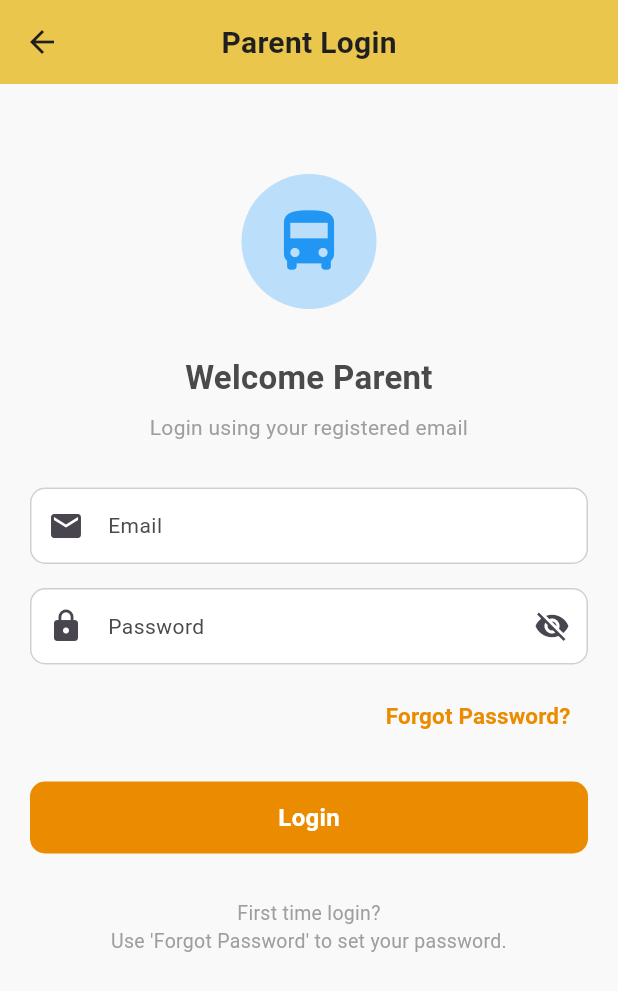
After one commit to Abhishek8010/bus_app, a Flutter app: the LoginSelectionPage screen opened by its route, after a tap on "Parent Login (Email)", on a phone screen of 412 x 824 dp. The commit adds this screen. Shown: the top 991 px of the screen. Run offline on Flutter 3.47's test engine with Material 3 defaults, Android fonts, the phone set to English and light mode, and no system bars; our stand-ins replace cloud_firestore, firebase_auth, firebase_core, firebase_messaging, firebase_storage; accounts and stored records are empty.

Commit message:
Added the students functions, parent email login

```diff
--- a/lib/app/routes/app_routes.dart
+++ b/lib/app/routes/app_routes.dart
@@ -5,7 +5,7 @@ import 'package:bus_app/app/theme/app_theme.dart';
 import 'package:bus_app/screens/onboarding/owner_info_page.dart';
 import 'package:bus_app/screens/auth/admin_login.dart';
 import 'package:bus_app/screens/auth/login_selection.dart';
-import 'package:bus_app/screens/auth/parent_otp_login.dart';
+import 'package:bus_app/screens/auth/parent_email_login.dart';
 import 'package:bus_app/screens/admin/dashboard.dart';
 import 'package:bus_app/screens/parent/parent_home.dart';
 import 'package:bus_app/screens/admin/students/student_list.dart';
--- a/lib/screens/admin/students/add_student.dart
+++ b/lib/screens/admin/students/add_student.dart
@@ -1,6 +1,8 @@
 import 'package:flutter/material.dart';
 import 'package:flutter/material.dart';
 import 'package:cloud_firestore/cloud_firestore.dart';
+import 'package:firebase_auth/firebase_auth.dart';
+
 
 
 class AddStudentPage extends StatefulWidget {
@@ -18,6 +20,7 @@ class _AddStudentPageState extends State<AddStudentPage> {
   final TextEditingController parentPhoneController = TextEditingController();
   final TextEditingController villageController = TextEditingController();
   final TextEditingController busIdController = TextEditingController();
+  final TextEditingController parentEmailController = TextEditingController();
 
   bool loading = false;
 
@@ -34,6 +37,7 @@ class _AddStudentPageState extends State<AddStudentPage> {
         'name': studentNameController.text.trim(),
         'parentName': parentNameController.text.trim(),
         'parentPhone': '+91$phone', // IMPORTANT
+        'parentEmail': parentEmailController.text.trim(), // Placeholder for future email field
         'village': villageController.text.trim(),
         'busId': busIdController.text.trim(),
         'isActive': true,
@@ -43,6 +47,11 @@ class _AddStudentPageState extends State<AddStudentPage> {
       ScaffoldMessenger.of(context).showSnackBar(
         const SnackBar(content: Text('Student added successfully')),
       );
+      // await FirebaseAuth.instance.createUserWithEmailAndPassword(
+      //   email: parentEmail,
+      //   password: "Temp@12345",
+      // );
+
 
       Navigator.pop(context);
     } catch (e) {
@@ -59,6 +68,7 @@ class _AddStudentPageState extends State<AddStudentPage> {
     studentNameController.dispose();
     parentNameController.dispose();
     parentPhoneController.dispose();
+    parentEmailController.dispose();
     villageController.dispose();
     busIdController.dispose();
     super.dispose();
@@ -93,6 +103,7 @@ class _AddStudentPageState extends State<AddStudentPage> {
               ),
 
               _buildPhoneInput(),
+              _buildEmailInput(),
 
               _buildInput(
                 controller: villageController,
@@ -182,4 +193,31 @@ class _AddStudentPageState extends State<AddStudentPage> {
       ),
     );
   }
+
+
+  // ---------------- EMAIL INPUT ----------------
+  Widget _buildEmailInput() {
+    return Padding(
+      padding: const EdgeInsets.only(bottom: 16),
+
+      child: TextFormField(
+        controller: parentEmailController,
+        keyboardType: TextInputType.text,
+        decoration: InputDecoration(
+          labelText: 'Parent Email',
+          prefixIcon: const Icon(Icons.email),
+          border: OutlineInputBorder(
+            borderRadius: BorderRadius.circular(12),
+          ),
+          counterText: '',
+        ),
+        validator: (value) {
+          if (value == null || value.trim().isEmpty) {
+            return 'Enter Email Address';
+          }
+          return null;
+        },
+      ),
+    );
+  }
 }
--- a/lib/screens/admin/students/student_details.dart
+++ b/lib/screens/admin/students/student_details.dart
@@ -74,6 +74,11 @@ class StudentDetailsPage extends StatelessWidget {
                   title: 'Parent Phone',
                   value: data['parentPhone'] ?? '',
                 ),
+                _infoCard(
+                  icon: Icons.email,
+                  title: 'Parent Email',
+                  value: data['parentEmail'] ?? '',
+                ),
 
                 _infoCard(
                   icon: Icons.location_on,
--- a/lib/screens/auth/login_selection.dart
+++ b/lib/screens/auth/login_selection.dart
@@ -1,6 +1,6 @@
 import 'package:flutter/material.dart';
 import 'package:bus_app/screens/auth/admin_login.dart';
-import 'parent_otp_login.dart';
+import 'parent_email_login.dart';
 
 class LoginSelectionPage extends StatefulWidget {
   const LoginSelectionPage({super.key});
@@ -78,10 +78,10 @@ class _LoginSelectionPageState extends State<LoginSelectionPage> {
                     Navigator.push(
                       context,
                       MaterialPageRoute(
-                          builder: (_) => const ParentOtpLoginPage()),
+                          builder: (_) => const ParentEmailLoginPage()),
                     );
                   },
-                  child: const Text("Parent Login (OTP)"),
+                  child: const Text("Parent Login (Email)"),
                 ),
               ),
 
--- /dev/null
+++ b/lib/screens/auth/parent_email_login.dart
@@ -0,0 +1,308 @@
+import 'package:flutter/material.dart';
+import 'package:firebase_auth/firebase_auth.dart';
+import 'package:bus_app/services/auth_service.dart';
+import 'package:bus_app/services/firestore_service.dart';
+import 'package:bus_app/app/routes/app_routes.dart';
+import 'package:cloud_firestore/cloud_firestore.dart';
+
+class ParentEmailLoginPage extends StatefulWidget {
+  const ParentEmailLoginPage({super.key});
+
+  @override
+  State<ParentEmailLoginPage> createState() => _ParentEmailLoginPageState();
+}
+
+class _ParentEmailLoginPageState extends State<ParentEmailLoginPage> {
+  final TextEditingController emailController = TextEditingController();
+  final TextEditingController passwordController = TextEditingController();
+
+  bool isLoading = false;
+  bool hidePassword = true;
+
+
+    Future<void> sendPasswordResetEmail() async {
+    final email = emailController.text.trim();
+
+    if (email.isEmpty) {
+      ScaffoldMessenger.of(context).showSnackBar(
+        const SnackBar(content: Text("Please enter your email")),
+      );
+      return;
+    }
+
+    try {
+      setState(() => isLoading = true);
+
+      await FirebaseAuth.instance.sendPasswordResetEmail(
+        email: email,
+      );
+
+      ScaffoldMessenger.of(context).showSnackBar(
+        const SnackBar(
+          content: Text(
+            "Password setup link sent to your email.\nPlease check inbox or spam.",
+          ),
+        ),
+      );
+    } on FirebaseAuthException catch (e) {
+      String message = "Something went wrong";
+
+      if (e.code == 'user-not-found') {
+        message = "No parent registered with this email";
+      } else if (e.code == 'invalid-email') {
+        message = "Invalid email address";
+      }
+
+      ScaffoldMessenger.of(context).showSnackBar(
+        SnackBar(content: Text(message)),
+      );
+    } finally {
+      setState(() => isLoading = false);
+    }
+  }
+
+
+
+Future<void> loginParent() async {
+  final email = emailController.text.trim();
+  final password = passwordController.text.trim();
+
+  if (email.isEmpty || password.isEmpty) {
+    ScaffoldMessenger.of(context).showSnackBar(
+      const SnackBar(content: Text("Please enter email and password")),
+    );
+    return;
+  }
+
+  try {
+    setState(() => isLoading = true);
+
+    final credential = await FirebaseAuth.instance
+        .signInWithEmailAndPassword(email: email, password: password);
+
+    final user = credential.user;
+
+    if (user == null) {
+      throw Exception("Login failed");
+    }
+
+    // 🔥 THIS WAS MISSING
+    await handleParentAfterLogin(user);
+
+  } on FirebaseAuthException catch (e) {
+    String message = "Login failed";
+
+    if (e.code == 'user-not-found') {
+      message = "No account found. Use 'Forgot Password' first.";
+    } else if (e.code == 'wrong-password') {
+      message = "Incorrect password";
+    }
+
+    ScaffoldMessenger.of(context).showSnackBar(
+      SnackBar(content: Text(message)),
+    );
+  } catch (e) {
+    ScaffoldMessenger.of(context).showSnackBar(
+      SnackBar(content: Text(e.toString())),
+    );
+  } finally {
+    setState(() => isLoading = false);
+  }
+}
+
+
+
+Future<void> handleParentAfterLogin(User user) async {
+  final firestore = FirebaseFirestore.instance;
+
+  final uid = user.uid;
+  final email = user.email;
+
+  if (email == null) {
+    throw Exception("Email not found for this user");
+  }
+
+  final userDocRef = firestore.collection('users').doc(uid);
+  final userDoc = await userDocRef.get();
+
+  // 🔹 STEP A: If users/{uid} does NOT exist → create it
+  if (!userDoc.exists) {
+    // Find students linked to this parent email
+    final studentQuery = await firestore
+        .collection('students')
+        .where('parentEmail', isEqualTo: email)
+        .get();
+
+    if (studentQuery.docs.isEmpty) {
+      throw Exception("No students linked to this parent email");
+    }
+
+    // Collect student IDs
+    final studentIds = studentQuery.docs.map((doc) => doc.id).toList();
+
+    // Create users document
+    await userDocRef.set({
+      'name': studentQuery.docs.first['parentName'],
+      'email': email,
+      'role': 'parent',
+      'studentIds': studentIds,
+      'language': 'en',
+      'createdAt': Timestamp.now(),
+    });
+
+    // OPTIONAL (but recommended): attach parentUserId to students
+    for (var doc in studentQuery.docs) {
+      await firestore.collection('students').doc(doc.id).update({
+        'parentUserId': uid,
+      });
+    }
+  }
+
+  // 🔹 STEP B: Navigate to Parent Home
+  if (!mounted) return;
+
+  Navigator.pushReplacementNamed(context, '/parent-home');
+}
+
+
+
+
+  @override
+  Widget build(BuildContext context) {
+    return Scaffold(
+      appBar: AppBar(
+        title: const Text("Parent Login"),
+        centerTitle: true,
+      ),
+      body: SingleChildScrollView(
+        padding: const EdgeInsets.all(20),
+        child: Column(
+          crossAxisAlignment: CrossAxisAlignment.stretch,
+          children: [
+
+            const SizedBox(height: 40),
+
+            // App Logo / Icon
+            Center(
+              child: CircleAvatar(
+                radius: 45,
+                backgroundColor: Colors.blue.shade100,
+                child: const Icon(
+                  Icons.directions_bus,
+                  size: 50,
+                  color: Colors.blue,
+                ),
+              ),
+            ),
+
+            const SizedBox(height: 30),
+
+            // Heading
+            const Text(
+              "Welcome Parent",
+              textAlign: TextAlign.center,
+              style: TextStyle(
+                fontSize: 22,
+                fontWeight: FontWeight.bold,
+              ),
+            ),
+
+            const SizedBox(height: 8),
+
+            const Text(
+              "Login using your registered email",
+              textAlign: TextAlign.center,
+              style: TextStyle(
+                fontSize: 14,
+                color: Colors.grey,
+              ),
+            ),
+
+            const SizedBox(height: 30),
+
+            // Email Field
+            TextField(
+              controller: emailController,
+              keyboardType: TextInputType.emailAddress,
+              decoration: const InputDecoration(
+                labelText: "Email",
+                hintText: "parent@email.com",
+                prefixIcon: Icon(Icons.email),
+                border: OutlineInputBorder(),
+              ),
+            ),
+
+            const SizedBox(height: 16),
+
+            // Password Field
+            TextField(
+              controller: passwordController,
+              obscureText: hidePassword,
+              decoration: InputDecoration(
+                labelText: "Password",
+                prefixIcon: const Icon(Icons.lock),
+                suffixIcon: IconButton(
+                  icon: Icon(
+                    hidePassword ? Icons.visibility_off : Icons.visibility,
+                  ),
+                  onPressed: () {
+                    setState(() {
+                      hidePassword = !hidePassword;
+                    });
+                  },
+                ),
+                border: const OutlineInputBorder(),
+              ),
+            ),
+
+            const SizedBox(height: 10),
+
+            // Forgot Password
+            Align(
+              alignment: Alignment.centerRight,
+              child: TextButton(
+
+                onPressed:
+                  isLoading ? null : sendPasswordResetEmail,
+
+                child: const Text("Forgot Password?"),
+              ),
+            ),
+
+            const SizedBox(height: 20),
+
+            // Login Button
+            SizedBox(
+              height: 48,
+              child: ElevatedButton(
+                onPressed: isLoading
+                    ? null
+                    : () {
+                        loginParent();
+                      },
+                child: isLoading
+                    ? const CircularProgressIndicator(color: Colors.white)
+                    : const Text(
+                        "Login",
+                        style: TextStyle(fontSize: 16),
+                      ),
+              ),
+            ),
+
+            const SizedBox(height: 30),
+
+            // Info Text
+            const Text(
+              "First time login?\nUse 'Forgot Password' to set your password.",
+              textAlign: TextAlign.center,
+              style: TextStyle(
+                fontSize: 13,
+                color: Colors.grey,
+              ),
+            ),
+          ],
+        ),
+      ),
+    );
+  }
+}
--- a/pubspec.yaml
+++ b/pubspec.yaml
@@ -87,6 +87,7 @@ flutter:
     - assets/images/
 
 
+
   # An image asset can refer to one or more resolution-specific "variants", see
   # https://flutter.dev/to/resolution-aware-images
 
```
Also changed, not shown: lib/screens/auth/parent_otp_login.dart (deleted, +0 -146 lines), lib/screens/auth/parent_otp_verification.dart (deleted, +0 -218 lines), lib/screens/onboarding/owner_info_page.dart (+13 -4 lines), assets/images/aaba_image.jpg (added), assets/images/aaba_image2.jpg (added), assets/images/dadaji.jpg (added), assets/images/img.jpg (deleted), assets/images/owner.jpg (added).
